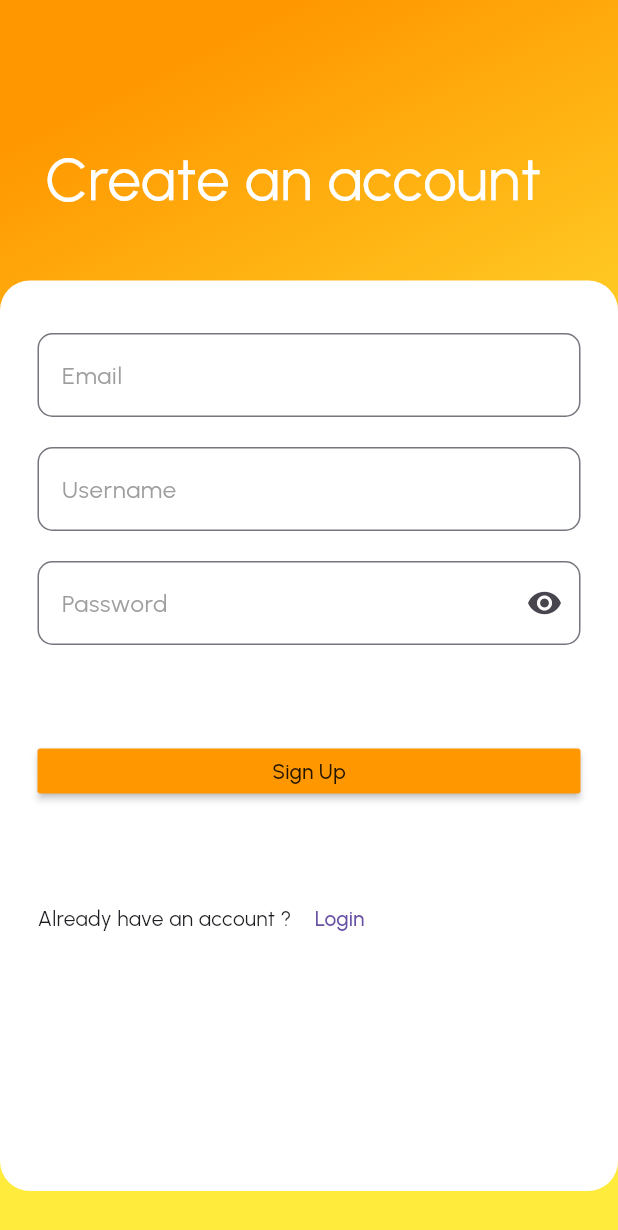
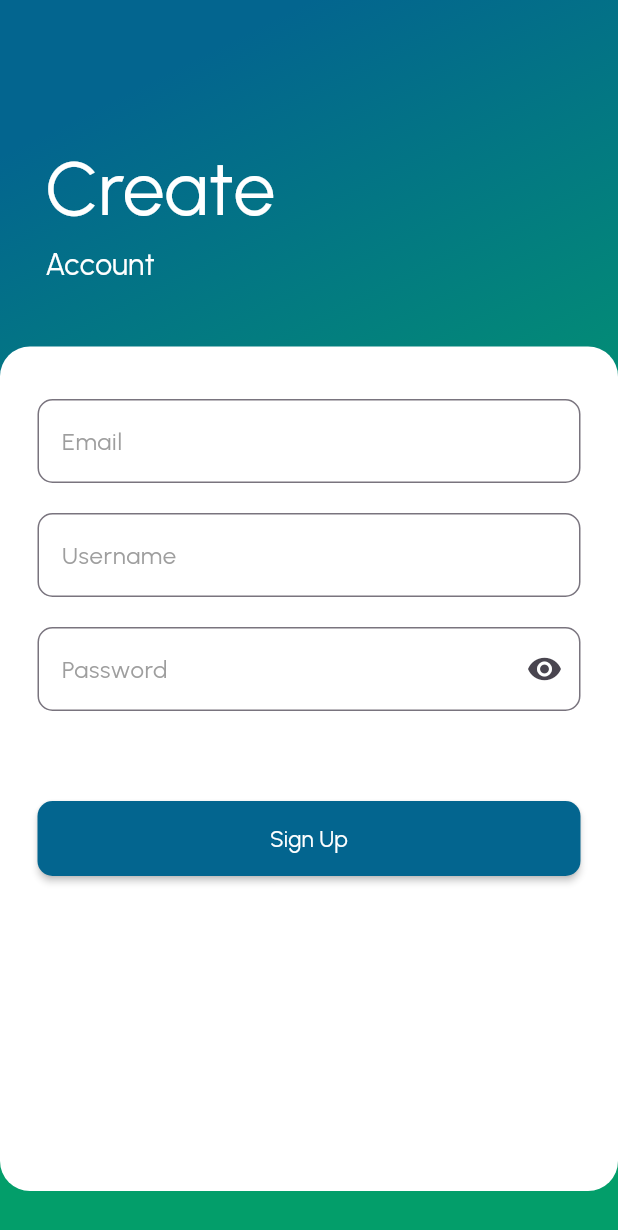
Before and after one commit to badu01/where_is_my_bus, a Flutter app: the SignUpPage screen opened directly, on a phone screen of 412 x 824 dp. Shown: the top 1230 px of the screen. Run offline on Flutter 3.47's test engine with Material 3 defaults, Android fonts, the phone set to English and light mode, and no system bars; our stand-ins replace cloud_firestore, firebase_auth, firebase_core, google_fonts, loading_animation_widget, shared_preferences; accounts and stored records are empty; network calls fail.

Commit message:
splash done,login done,search,done,layout added

```diff
--- a/lib/Screen/signUp_screen.dart
+++ b/lib/Screen/signUp_screen.dart
@@ -3,7 +3,6 @@
 import 'package:flutter/material.dart';
 import 'package:where_is_my_bus/Screen/login_screen.dart';
 import 'package:where_is_my_bus/firebase/function.dart';
-
 
 class SignUpPage extends StatefulWidget {
   const SignUpPage({super.key});
@@ -14,12 +13,12 @@ class SignUpPage extends StatefulWidget {
 
 class _SignUpPageState extends State<SignUpPage> {
   bool _obscureText = true;
-  TextEditingController _email =TextEditingController();
-  TextEditingController _name =TextEditingController();
-  TextEditingController _pass =TextEditingController();
+  TextEditingController _email = TextEditingController();
+  TextEditingController _name = TextEditingController();
+  TextEditingController _pass = TextEditingController();
   @override
   Widget build(BuildContext context) {
-  bool _isKeyboard=MediaQuery.of(context).viewInsets.bottom>0;
+    bool _isKeyboard = MediaQuery.of(context).viewInsets.bottom > 0;
     return Scaffold(
       body: Container(
         padding: EdgeInsets.symmetric(vertical: 30),
@@ -27,7 +26,12 @@ class _SignUpPageState extends State<SignUpPage> {
         decoration: BoxDecoration(
           gradient: LinearGradient(
             begin: Alignment.topCenter,
-                colors: [Colors.orange, Colors.yellow])),
+            colors: [
+              Color.fromARGB(255, 3, 101, 143),
+              Color.fromARGB(255, 3, 158, 106)
+            ],
+          ),
+        ),
         child: Column(
             crossAxisAlignment: CrossAxisAlignment.start,
             children: <Widget>[
@@ -39,10 +43,27 @@ class _SignUpPageState extends State<SignUpPage> {
                 child: Column(
                     crossAxisAlignment: CrossAxisAlignment.start,
                     children: <Widget>[
-                      !_isKeyboard? Text("Create an account",
-                          style: TextStyle(color: Colors.white, fontSize: 40)):SizedBox(),
+                      !_isKeyboard
+                          ? Column(
+                              crossAxisAlignment: CrossAxisAlignment.start,
+                              children: [
+                                Text(
+                                  "Create",
+                                  style: TextStyle(
+                                      color: Colors.white,
+                                      fontSize: 50,
+                                      fontWeight: FontWeight.w400),
+                                ),
+                                Text(
+                                  "Account",
+                                  style: TextStyle(
+                                      color: Colors.white, fontSize: 20),
+                                )
+                              ],
+                            )
+                          : SizedBox(),
                       SizedBox(
-                        height: !_isKeyboard? 10:0,
+                        height: !_isKeyboard ? 10 : 0,
                       ),
                     ]),
               ),
@@ -53,7 +74,7 @@ class _SignUpPageState extends State<SignUpPage> {
                       borderRadius: BorderRadius.all(Radius.circular(20.0))),
                   child: Padding(
                     padding: EdgeInsets.all(25),
-                    child: ListView(children:[
+                    child: ListView(children: [
                       SizedBox(
                         height: 10,
                       ),
@@ -111,28 +132,34 @@ class _SignUpPageState extends State<SignUpPage> {
                         height: 40,
                       ),
                       SizedBox(height: 20),
-                      MaterialButton(onPressed: () async{
-                        var res= await userRegEmail(_email.text, _pass.text);
+                      MaterialButton(
+                        onPressed: () async {
+                          var res = await userRegEmail(_email.text, _pass.text);
                           if (res) {
-                              Navigator.of(context).pushAndRemoveUntil(MaterialPageRoute(builder: (ctx)=>LoginPage()), (route) => false);
-                            }
-                            else{
+                            Navigator.of(context).pushAndRemoveUntil(
+                                MaterialPageRoute(
+                                    builder: (ctx) => LoginPage()),
+                                (route) => false);
+                          } else {
                             print("sign up failed");
                           }
                           ;
                         },
-                      color: Colors.orange,
-                      height: 30,
-                      minWidth: 50,
-                      child: Text("Sign Up"),),
+                        height: 50,
+                        minWidth: 400,
+                        color: Color.fromARGB(255, 3, 101, 143),
+                        shape: RoundedRectangleBorder(
+                          borderRadius: BorderRadius.circular(10),
+                        ),
+                        child: Text(
+                          "Sign Up",
+                          style: TextStyle(
+                              color: Colors.white,
+                              fontSize: 15,
+                              fontWeight: FontWeight.w400),
+                        ),
+                      ),
                       SizedBox(height: 50),
-                      Row(
-                        children: [
-                          Text("Already have an account ?"),
-                          TextButton(onPressed: ()async {
-                          }, child: Text("Login"))
-                        ],
-                      )
                     ]),
                   ),
                 ),
--- a/lib/Widgets/SearchFiled.dart
+++ b/lib/Widgets/SearchFiled.dart
@@ -1,3 +1,5 @@
+// ignore_for_file: must_be_immutable
+
 import 'package:cloud_firestore/cloud_firestore.dart';
 import 'package:flutter/material.dart';
 
--- a/lib/main.dart
+++ b/lib/main.dart
@@ -7,6 +7,7 @@ import 'firebase_options.dart';
 
 void main() async {
   WidgetsFlutterBinding.ensureInitialized();
+
   await Firebase.initializeApp(
     options: DefaultFirebaseOptions.currentPlatform,
   );
--- a/pubspec.yaml
+++ b/pubspec.yaml
@@ -40,6 +40,7 @@ dependencies:
   google_fonts: ^6.2.0
   firebase_auth: ^4.17.9
   shared_preferences: ^2.2.2
+  loading_animation_widget: ^1.2.1
 
 dev_dependencies:
   flutter_test:
```
Also changed, not shown: lib/Screen/home_screen.dart (+48 -14 lines), lib/Screen/layout_screen.dart (added, +17 -0 lines), lib/Screen/login_screen.dart (+57 -29 lines), lib/Screen/result_screen.dart (+27 -8 lines), lib/Screen/route_screen.dart (added, +131 -0 lines), lib/Screen/splash_screen.dart (+11 -1 lines), lib/Widgets/Card.dart (+9 -4 lines), Assets/images/Bus_layout.png (added), Assets/images/Logo_main.png (added), Assets/images/Logo_white.png (added), Assets/images/Splash_icon.png (added), pubspec.lock. Lines whose indentation alone changed are shown as unchanged.
